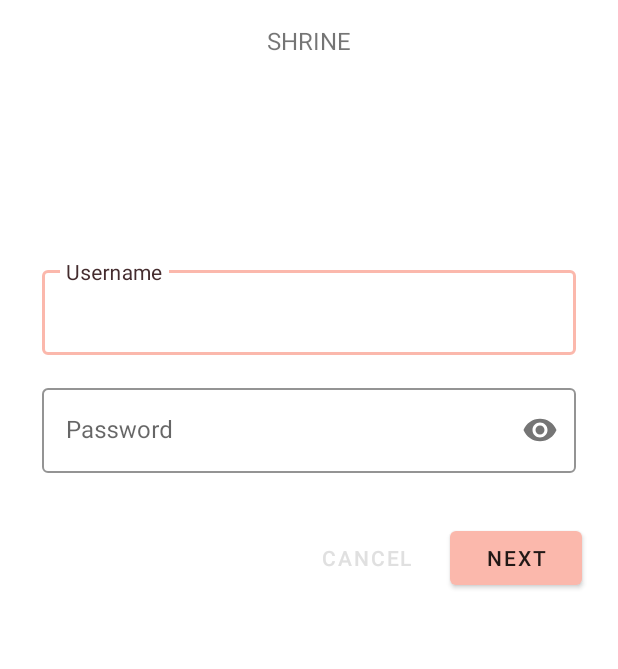
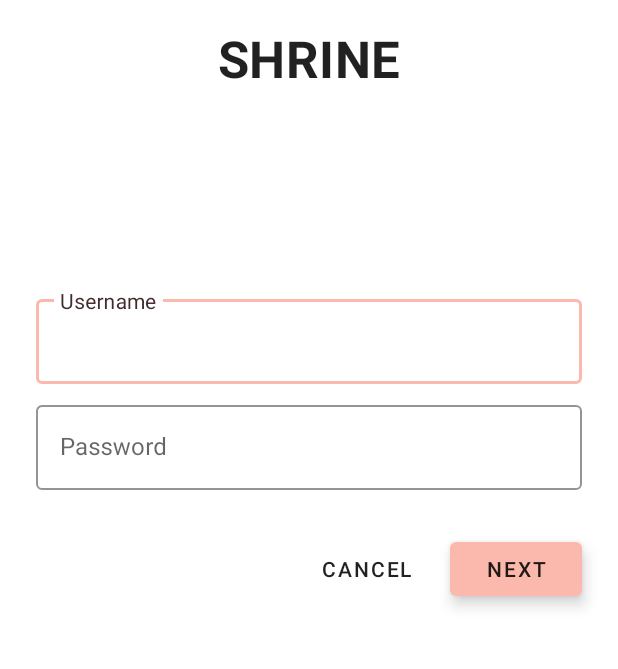
Before and after one commit to carolasilva99/infnet-android-interfaces, an Android app: the screen it shows after launch (MainActivity), on a phone screen of 412 x 824 dp, the part 204-873 px from its top. Run offline under Robolectric (Android 15) with nearby library versions, the phone set to English and light mode, and no system bars.

Commit message:
Modify typography and label styles

```diff
--- a/TP1/TP1/kotlin/shrine/app/src/main/res/layout/shr_login_fragment.xml
+++ b/TP1/TP1/kotlin/shrine/app/src/main/res/layout/shr_login_fragment.xml
@@ -32,19 +32,19 @@
             android:layout_gravity="center_horizontal"
             android:layout_marginBottom="132dp"
             android:text="@string/shr_app_name"
-            android:textAllCaps="true"
-            android:textSize="16sp" />
+            android:textAppearance="@style/TextAppearance.Shrine.Title" />
 
         <com.google.android.material.textfield.TextInputLayout
             style="@style/Widget.Shrine.TextInputLayout"
             android:layout_width="match_parent"
             android:layout_height="wrap_content"
-            android:layout_margin="4dp"
             android:hint="@string/shr_hint_username">
 
             <com.google.android.material.textfield.TextInputEditText
                 android:layout_width="match_parent"
-                android:layout_height="wrap_content" />
+                android:layout_height="wrap_content"
+                android:inputType="text"
+                android:maxLines="1" />
         </com.google.android.material.textfield.TextInputLayout>
 
         <com.google.android.material.textfield.TextInputLayout
@@ -52,10 +52,8 @@
             style="@style/Widget.Shrine.TextInputLayout"
             android:layout_width="match_parent"
             android:layout_height="wrap_content"
-            android:layout_margin="4dp"
             android:hint="@string/shr_hint_password"
-            app:errorEnabled="true"
-            app:passwordToggleEnabled="true">
+            app:errorEnabled="true">
 
             <com.google.android.material.textfield.TextInputEditText
                 android:id="@+id/password_edit_text"
@@ -79,7 +77,7 @@
 
             <com.google.android.material.button.MaterialButton
                 android:id="@+id/cancel_button"
-                style="@style/Widget.MaterialComponents.Button.TextButton"
+                style="@style/Widget.Shrine.Button.TextButton"
                 android:layout_width="wrap_content"
                 android:layout_height="wrap_content"
                 android:layout_marginEnd="12dp"
@@ -89,6 +87,5 @@
                 android:text="@string/shr_button_cancel" />
 
         </RelativeLayout>
-
     </LinearLayout>
 </ScrollView>
--- a/TP1/TP1/kotlin/shrine/app/src/main/res/values/styles.xml
+++ b/TP1/TP1/kotlin/shrine/app/src/main/res/values/styles.xml
@@ -8,12 +8,6 @@
         <item name="colorAccent">@color/colorAccent</item>
         <item name="android:windowLightStatusBar" tools:targetApi="m">true</item>
         <item name="android:textColorPrimary">@color/textColorPrimary</item>
-    </style>
-
-    <style name="Widget.Shrine.Toolbar" parent="Widget.AppCompat.Toolbar">
-        <item name="android:background">?attr/colorAccent</item>
-        <item name="android:theme">@style/Theme.Shrine</item>
-        <item name="popupTheme">@style/ThemeOverlay.AppCompat.Light</item>
     </style>
 
     <style name="Widget.Shrine.TextInputLayout" parent="Widget.MaterialComponents.TextInputLayout.OutlinedBox">
@@ -30,11 +24,30 @@
     <style name="Widget.Shrine.Button" parent="Widget.MaterialComponents.Button">
         <item name="android:textColor">?android:attr/textColorPrimary</item>
         <item name="backgroundTint">?attr/colorPrimaryDark</item>
+        <item name="android:stateListAnimator" tools:ignore="NewApi">
+            @animator/shr_next_button_state_list_anim
+        </item>
     </style>
 
     <style name="Widget.Shrine.Button.TextButton" parent="Widget.MaterialComponents.Button.TextButton">
         <item name="android:textColor">?android:attr/textColorPrimary</item>
     </style>
 
+    <style name="Widget.Shrine.Toolbar" parent="Widget.AppCompat.Toolbar">
+        <item name="android:background">?attr/colorAccent</item>
+        <item name="android:theme">@style/Theme.Shrine</item>
+        <item name="popupTheme">@style/ThemeOverlay.AppCompat.Light</item>
+        <item name="titleTextAppearance">@style/TextAppearance.Shrine.Toolbar</item>
+    </style>
+
+    <style name="TextAppearance.Shrine.Toolbar" parent="TextAppearance.MaterialComponents.Button">
+        <item name="android:textSize">16sp</item>
+    </style>
+
+    <style name="TextAppearance.Shrine.Title" parent="TextAppearance.MaterialComponents.Headline4">
+        <item name="textAllCaps">true</item>
+        <item name="android:textStyle">bold</item>
+        <item name="android:textColor">?android:attr/textColorPrimary</item>
+    </style>
 
 </resources>
```
Also changed, not shown: TP1/TP1/kotlin/shrine/app/src/main/res/layout/shr_product_card.xml (+9 -5 lines).
